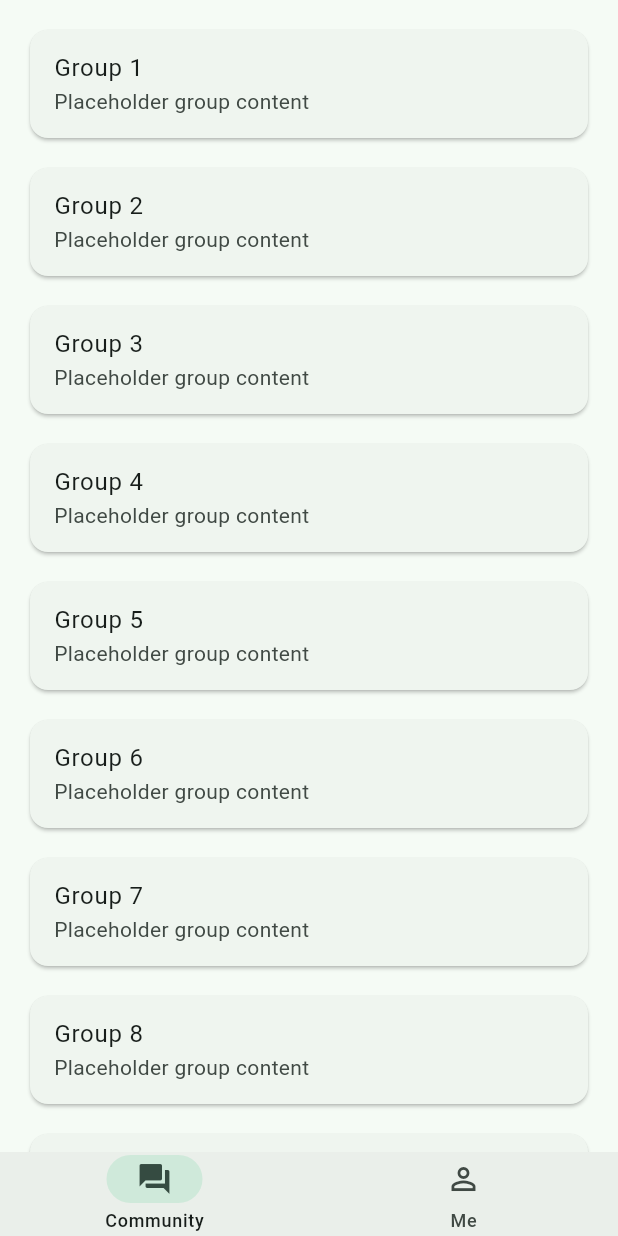
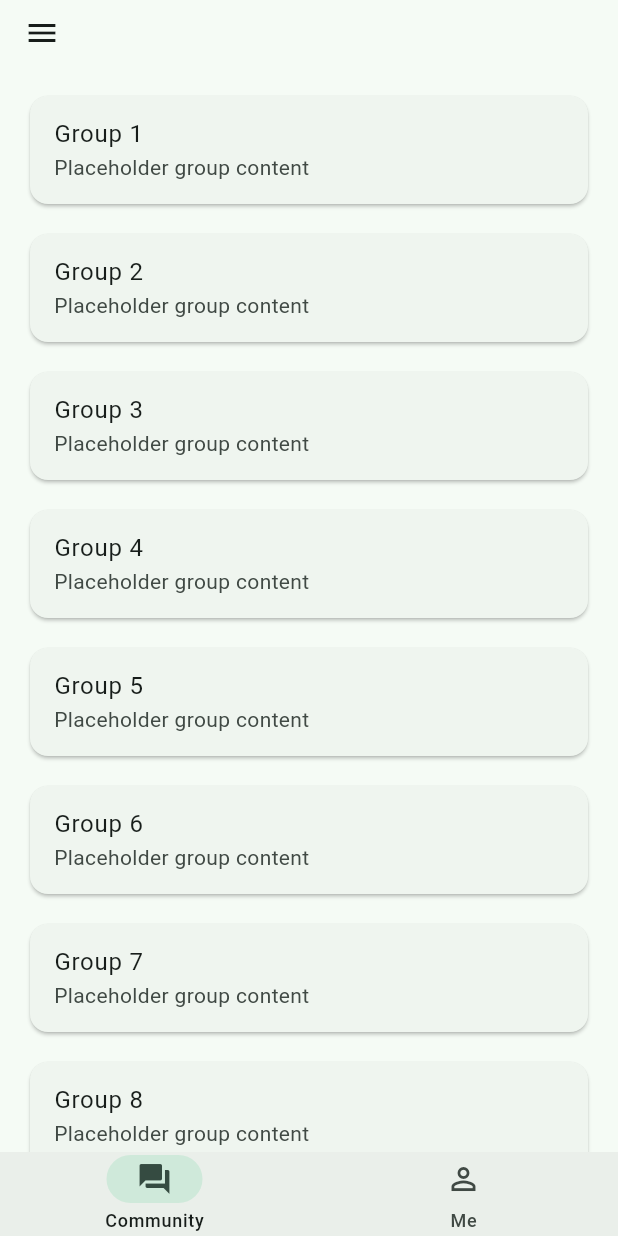
Before and after one commit to 23r0c001/flutter.posts, a Flutter app: the screen it shows after launch, on a phone screen of 412 x 824 dp. Run offline on Flutter 3.47's test engine with Material 3 defaults, Android fonts, the phone set to English and light mode, and no system bars; our stand-ins replace go_router; missing offline and left inert: dart:html.

Commit message:
[UI] Add settings page and enhance ForumShell navigation
- Introduced a new settings page under the Me section, accessible via the app router.
- Updated ForumShell to include a mobile app bar and drawer that adapt based on the current route.
- Improved navigation handling to preserve state when switching between Community and Me sections.

```diff
--- a/lib/src/shared/constants/app_routes.dart
+++ b/lib/src/shared/constants/app_routes.dart
@@ -8,6 +8,7 @@ class AppRoutes {
 
   /// Top-level shell section: user profile/workspace.
   static const String mePath = '/me';
+  static const String settingsPath = '/me/settings';
 
   /// Temporary group prefix (`/t`) while we iterate on routing.
   static const String groupPrefix = 't';
--- a/lib/src/views/forum_home/forum_shell.dart
+++ b/lib/src/views/forum_home/forum_shell.dart
@@ -1,9 +1,11 @@
 import 'package:flutter/cupertino.dart';
 import 'package:flutter/material.dart';
+import 'package:flutter_posts/src/shared/constants/app_routes.dart';
 import 'package:flutter_posts/src/shared/navigation/lightbox_controller.dart';
 import 'package:flutter_posts/src/shared/widgets/responsive_layout.dart';
 import 'package:go_router/go_router.dart';
 
+import 'widgets/mobile_community_drawer.dart';
 import 'widgets/media_viewer_dialog.dart';
 import 'widgets/resources_pane.dart';
 import 'widgets/sidebar_widget.dart';
@@ -12,6 +14,7 @@ import 'widgets/sidebar_widget.dart';
 /// Keeps sidebar/resources mounted on desktop while swapping the center pane via routing.
 class ForumShell extends StatelessWidget {
   final StatefulNavigationShell navigationShell;
+  static final GlobalKey<ScaffoldState> _scaffoldKey = GlobalKey<ScaffoldState>();
 
   const ForumShell({
     super.key,
@@ -24,6 +27,7 @@ class ForumShell extends StatelessWidget {
     return AnimatedBuilder(
       animation: forumLightboxController,
       builder: (context, _) => PopScope(
+        // While lightbox is open, consume back to close overlay first.
         canPop: !forumLightboxController.isOpen,
         onPopInvokedWithResult: (didPop, _) {
           if (!didPop && forumLightboxController.isOpen) {
@@ -31,6 +35,9 @@ class ForumShell extends StatelessWidget {
           }
         },
         child: Scaffold(
+          key: _scaffoldKey,
+          appBar: _buildMobileAppBar(context),
+          drawer: _buildMobileDrawer(context),
           bottomNavigationBar: _buildMobileBottomNavigation(context),
           body: Stack(
             children: [
@@ -76,7 +83,8 @@ class ForumShell extends StatelessWidget {
 
   Widget? _buildMobileBottomNavigation(BuildContext context) {
     final bool isDesktop = MediaQuery.sizeOf(context).width > 800;
-    if (isDesktop) {
+    final String path = GoRouterState.of(context).uri.path;
+    if (isDesktop || path == AppRoutes.settingsPath) {
       return null;
     }
 
@@ -108,9 +116,53 @@ class ForumShell extends StatelessWidget {
       ],
       onDestinationSelected: (index) {
         if (index != currentIndex) {
+          // goBranch preserves each tab's independent stack.
+          // Do not use top-level go() here or Community stack will reset.
           navigationShell.goBranch(index);
         }
       },
     );
   }
+
+  PreferredSizeWidget? _buildMobileAppBar(BuildContext context) {
+    final bool isDesktop = MediaQuery.sizeOf(context).width > 800;
+    if (isDesktop) {
+      return null;
+    }
+
+    final String path = GoRouterState.of(context).uri.path;
+    if (path == AppRoutes.settingsPath) {
+      return null;
+    }
+
+    if (navigationShell.currentIndex == 0) {
+      return AppBar(
+        toolbarHeight: 44,
+        leading: IconButton(
+          icon: const Icon(Icons.menu),
+          onPressed: () => _scaffoldKey.currentState?.openDrawer(),
+          tooltip: 'Open community menu',
+        ),
+      );
+    }
+
+    return AppBar(
+      toolbarHeight: 44,
+      actions: [
+        IconButton(
+          icon: const Icon(Icons.settings),
+          tooltip: 'Open settings',
+          onPressed: () => context.push(AppRoutes.settingsPath),
+        ),
+      ],
+    );
+  }
+
+  Widget? _buildMobileDrawer(BuildContext context) {
+    final bool isDesktop = MediaQuery.sizeOf(context).width > 800;
+    if (isDesktop || navigationShell.currentIndex != 0) {
+      return null;
+    }
+    return const MobileCommunityDrawer();
+  }
 }
```
Also changed, not shown: lib/src/routing/app_router.dart (+31 -3 lines), lib/src/views/forum_home/me_settings_page.dart (added, +22 -0 lines), lib/src/views/forum_home/widgets/mobile_community_drawer.dart (added, +76 -0 lines).
